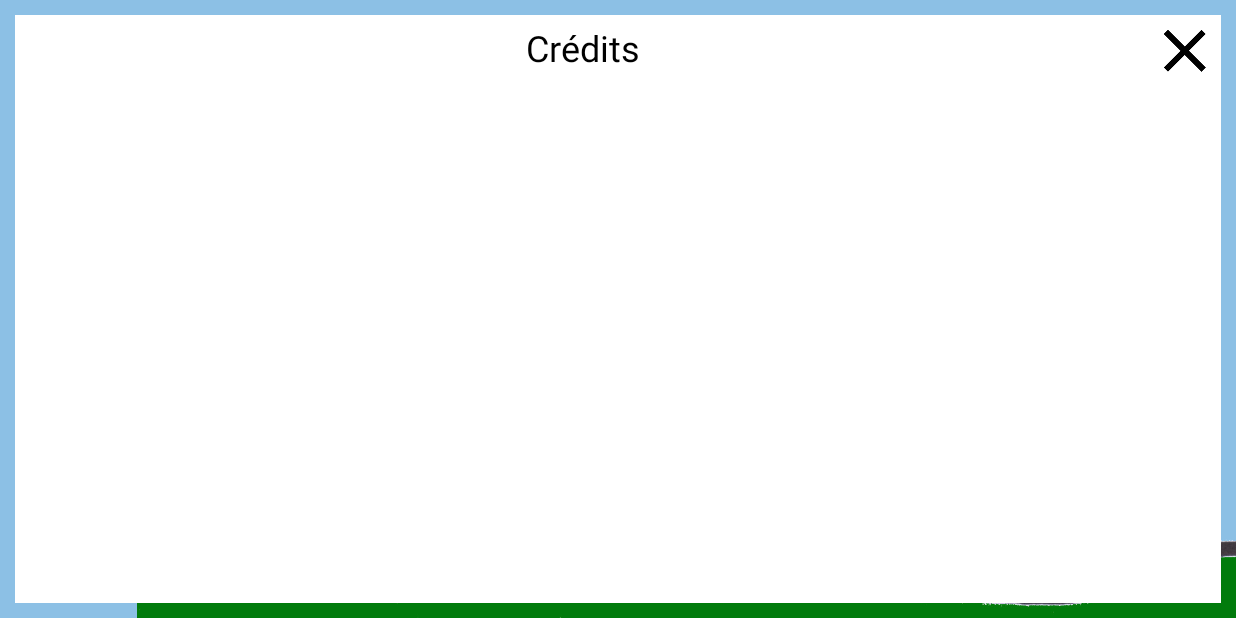
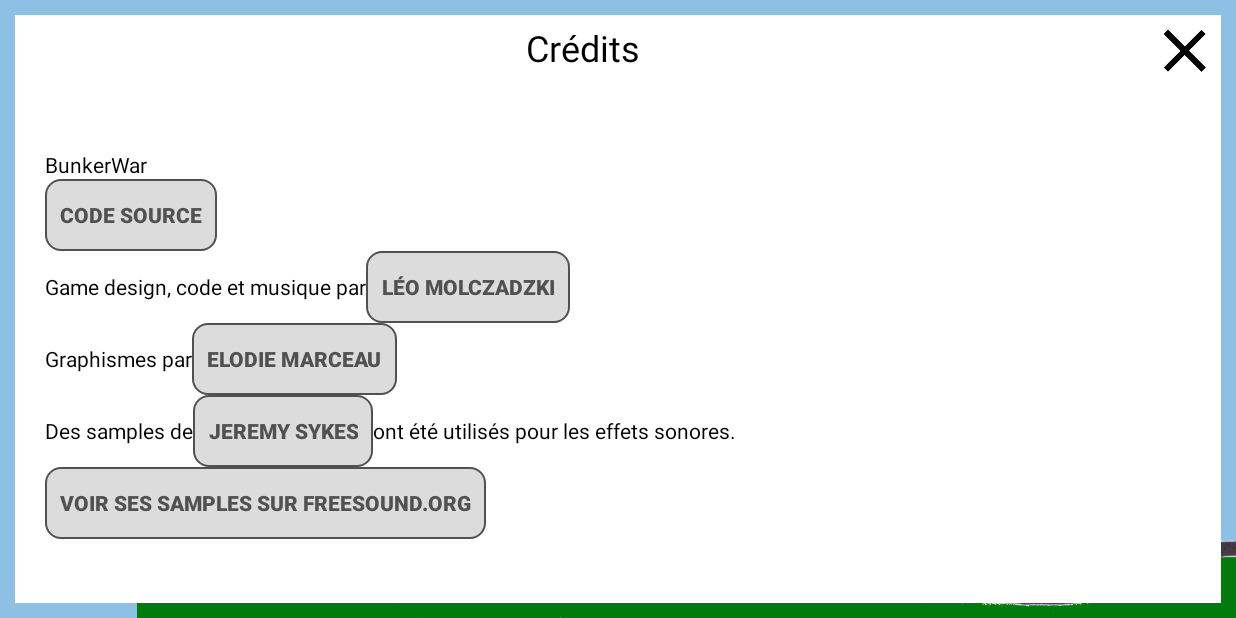
Before and after one commit to leomoldo/bunkerwar, an Android app: the screen it shows after launch (MainActivity), after a tap on "CRÉDITS", on a phone screen of 824 x 412 dp (held sideways). Run offline under Robolectric (Android 15) with nearby library versions, the phone set to English and light mode, and no system bars.

Commit message:
Begun layout for credits screen + minor code cleaning.

```diff
--- a/app/src/main/java/fr/leomoldo/android/bunkerwar/view/AbstractPrecisionSliderLayout.java
+++ b/app/src/main/java/fr/leomoldo/android/bunkerwar/view/AbstractPrecisionSliderLayout.java
@@ -49,8 +49,8 @@ public abstract class AbstractPrecisionSliderLayout extends LinearLayout impleme
         mTextViewValue = (TextView) findViewById(R.id.textViewValue);
         mTextViewTitle = (TextView) findViewById(R.id.textViewTitle);
         mTextViewUnit = (TextView) findViewById(R.id.textViewUnit);
-        mButtonMinus = (Button) findViewById(R.id.button_minus);
-        mButtonPlus = (Button) findViewById(R.id.button_plus);
+        mButtonMinus = (Button) findViewById(R.id.buttonMinus);
+        mButtonPlus = (Button) findViewById(R.id.buttonPlus);
         mSeekBar.setOnSeekBarChangeListener(this);
         mButtonMinus.setOnClickListener(this);
         mButtonPlus.setOnClickListener(this);
@@ -87,10 +87,10 @@ public abstract class AbstractPrecisionSliderLayout extends LinearLayout impleme
     public void onClick(View v) {
         int currentValue = mSeekBar.getProgress();
         switch (v.getId()) {
-            case R.id.button_minus:
+            case R.id.buttonMinus:
                 currentValue--;
                 break;
-            case R.id.button_plus:
+            case R.id.buttonPlus:
                 currentValue++;
                 break;
             default:
--- a/app/src/main/res/layout/activity_main.xml
+++ b/app/src/main/res/layout/activity_main.xml
@@ -166,6 +166,97 @@
             android:textColor="@android:color/black"
             android:textSize="24sp" />
 
+        <LinearLayout
+            android:layout_width="match_parent"
+            android:layout_height="match_parent"
+            android:layout_below="@id/buttonCloseCredits"
+            android:layout_margin="20dp"
+            android:gravity="center_vertical"
+            android:orientation="vertical">
+
+            <LinearLayout
+                android:layout_width="match_parent"
+                android:layout_height="wrap_content"
+                android:orientation="horizontal">
+                <TextView
+                    android:layout_width="wrap_content"
+                    android:layout_height="wrap_content"
+                    android:text="@string/app_name"
+                    android:textColor="@android:color/black"/>
+                <TextView
+                    android:layout_width="wrap_content"
+                    android:layout_height="wrap_content"
+                    android:id="@+id/textViewCreditsAppVersion"
+                    android:textColor="@android:color/black"/>
+            </LinearLayout>
+
+            <Button
+                android:layout_width="wrap_content"
+                android:layout_height="wrap_content"
+                android:text="@string/credits_source_code"
+                android:id="@+id/buttonLinkSourceCode"/>
+
+            <LinearLayout
+                android:layout_width="match_parent"
+                android:layout_height="wrap_content"
+                android:orientation="horizontal">
+                <TextView
+                    android:layout_width="wrap_content"
+                    android:layout_height="wrap_content"
+                    android:text="@string/credits_leo_01"
+                    android:textColor="@android:color/black"/>
+                <Button
+                    android:layout_width="wrap_content"
+                    android:layout_height="wrap_content"
+                    android:id="@+id/buttonLinkLeo"
+                    android:text="@string/credits_leo_02" />
+            </LinearLayout>
+
+            <LinearLayout
+                android:layout_width="match_parent"
+                android:layout_height="wrap_content"
+                android:orientation="horizontal">
+                <TextView
+                    android:layout_width="wrap_content"
+                    android:layout_height="wrap_content"
+                    android:text="@string/credits_elodie_01"
+                    android:textColor="@android:color/black"/>
+                <Button
+                    android:layout_width="wrap_content"
+                    android:layout_height="wrap_content"
+                    android:id="@+id/buttonLinkElodie"
+                    android:text="@string/credits_elodie_02" />
+            </LinearLayout>
+
+            <LinearLayout
+                android:layout_width="match_parent"
+                android:layout_height="wrap_content"
+                android:orientation="horizontal">
+                <TextView
+                    android:layout_width="wrap_content"
+                    android:layout_height="wrap_content"
+                    android:text="@string/credits_samples_01"
+                    android:textColor="@android:color/black"/>
+                <Button
+                    android:layout_width="wrap_content"
+                    android:layout_height="wrap_content"
+                    android:id="@+id/buttonLinkSamples01"
+                    android:text="@string/credits_samples_02" />
+                <TextView
+                    android:layout_width="wrap_content"
+                    android:layout_height="wrap_content"
+                    android:text="@string/credits_samples_03"
+                    android:textColor="@android:color/black"/>
+            </LinearLayout>
+
+            <Button
+                android:layout_width="wrap_content"
+                android:layout_height="wrap_content"
+                android:text="@string/credits_samples_04"
+                android:id="@+id/buttonLinkSamples02"/>
+
+        </LinearLayout>
+
     </RelativeLayout>
 
 </RelativeLayout>
--- a/app/src/main/res/layout/activity_two_player_game.xml
+++ b/app/src/main/res/layout/activity_two_player_game.xml
@@ -91,7 +91,7 @@
         </LinearLayout>
 
         <Button
-            android:id="@+id/button_fire"
+            android:id="@+id/buttonFire"
             android:layout_width="@dimen/button_size_fire"
             android:layout_height="@dimen/button_size_fire"
             android:layout_gravity="center"
--- a/app/src/main/res/layout/layout_precision_slider.xml
+++ b/app/src/main/res/layout/layout_precision_slider.xml
@@ -53,7 +53,7 @@
         android:orientation="horizontal">
 
         <Button
-            android:id="@+id/button_minus"
+            android:id="@+id/buttonMinus"
             android:layout_width="@dimen/button_size_standard"
             android:layout_height="@dimen/button_size_standard"
             android:layout_gravity="center"
@@ -68,7 +68,7 @@
             android:layout_weight="1" />
 
         <Button
-            android:id="@+id/button_plus"
+            android:id="@+id/buttonPlus"
             android:layout_width="@dimen/button_size_standard"
             android:layout_height="@dimen/button_size_standard"
             android:layout_gravity="center"
--- a/app/src/main/res/values/strings.xml
+++ b/app/src/main/res/values/strings.xml
@@ -24,6 +24,23 @@
         Si cette case est désactivée, le vent restera constant pendant toute la partie.
         Dans le case contraire, il change à chaque tour.</string>
 
+    <string name="credits_app_version">v</string>
+    <string name="credits_leo_01">Game design, code et musique par</string>
+    <string name="credits_leo_02">Léo Molczadzki</string>
+    <string name="credits_link_pulsarjericho">http://pulsarjericho.com</string>
+    <string name="credits_elodie_01">Graphismes par</string>
+    <string name="credits_elodie_02">Elodie Marceau</string>
+    <string name="credits_link_elodie">https://elodiemarceau.wordpress.com/</string>
+    <string name="credits_samples_01">Des samples de</string>
+    <string name="credits_samples_02">Jeremy Sykes</string>
+    <string name="credits_samples_03">ont été utilisés pour les effets sonores.</string>
+    <string name="credits_samples_04">Voir ses samples sur freesound.org</string>
+    <string name="credits_link_samples_01">http://www.sharesynth.com/</string>
+    <string name="credits_link_samples_02">http://freesound.org/people/jeremysykes/</string>
+    <string name="credits_source_code">Code source</string>
+    <!-- TODO Update : -->
+    <string name="credits_link_source_code">https://github.com/leomoldo</string>
+
     <!-- TwoPlayerGameActivity. -->
 
     <string name="change_landscape">Changer de terrain</string>
```
